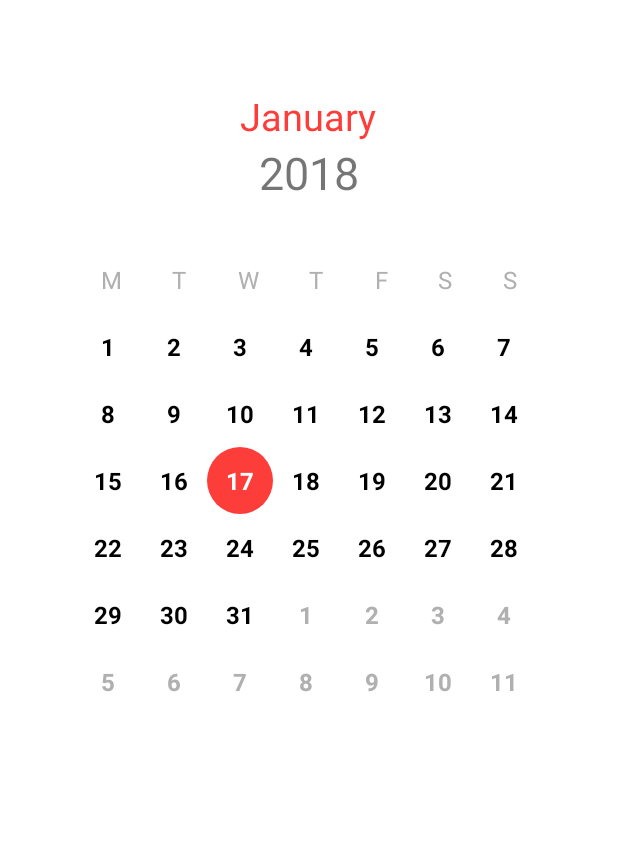
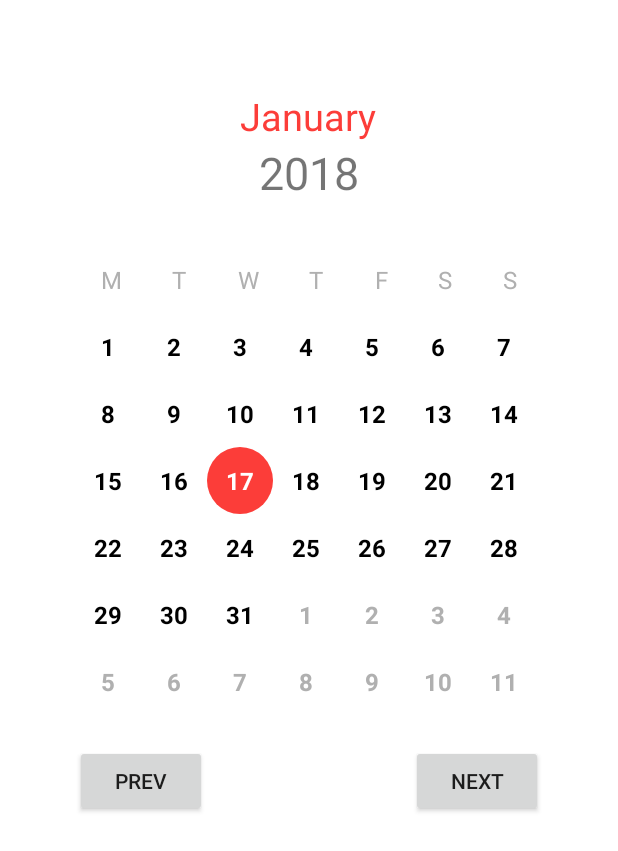
Before and after one commit to frizurd/Calendar-Android-Application, an Android app: the screen it shows after launch (MainActivity), on a phone screen of 412 x 824 dp. Shown: the top 851 px of the screen. Run offline under Robolectric (Android 15) with nearby library versions, the phone set to English and light mode, and no system bars; our stand-ins replace ButterKnife; libraries missing offline, so code that uses them is left out: com.twinkle94.monthyearpicker; 1 statement that could not run was skipped.

Commit message:
added buttons

```diff
--- a/app/src/main/java/com/frizkykramer/customcalendar/lib/customview/CalendarView.java
+++ b/app/src/main/java/com/frizkykramer/customcalendar/lib/customview/CalendarView.java
@@ -1,9 +1,11 @@
 package com.frizkykramer.customcalendar.lib.customview;
 
 import android.content.Context;
+import android.support.v4.view.ViewPager;
 import android.util.AttributeSet;
 import android.view.LayoutInflater;
 import android.view.View;
+import android.widget.Button;
 import android.widget.GridView;
 import android.widget.LinearLayout;
 import android.widget.TextView;
@@ -11,8 +13,6 @@ import android.widget.TextView;
 import com.frizkykramer.customcalendar.R;
 import com.frizkykramer.customcalendar.adapter.CalendarGridAdapter;
 import com.twinkle94.monthyearpicker.picker.YearMonthPickerDialog;
-
-import net.danlew.android.joda.JodaTimeAndroid;
 
 import java.text.SimpleDateFormat;
 import java.util.ArrayList;
@@ -31,6 +31,9 @@ public class CalendarView extends LinearLayout {
     @BindView(R.id.mainAct_month)     TextView currentMonth;
     @BindView(R.id.calendar_grid)     GridView calendarGrid;
 
+    @BindView(R.id.prevBtn)           Button previousButton;
+    @BindView(R.id.nextBtn)           Button nextButton;
+
     private Calendar calendar;
     private CalendarGridAdapter calAdapter;
     private Context context;
@@ -40,7 +43,7 @@ public class CalendarView extends LinearLayout {
         super(context, attrs);
         this.context = context;
 
-        View view = LayoutInflater.from(context).inflate(R.layout.activity_calendar, this);
+        View view = LayoutInflater.from(context).inflate(R.layout.calendar_layout, this);
         ButterKnife.bind(this, view);
 
         calendar =  Calendar.getInstance(Locale.ENGLISH);
@@ -85,4 +88,16 @@ public class CalendarView extends LinearLayout {
         yearMonthPickerDialog.show();
     }
 
+    @OnClick(R.id.nextBtn)
+    public void nextCalendarPage() {
+        calendar.add(Calendar.MONTH, 1);
+        initiateCalendar();
+    }
+
+    @OnClick(R.id.prevBtn)
+    public void prevCalendarPage() {
+        calendar.add(Calendar.MONTH, -1);
+        initiateCalendar();
+    }
+
 }
--- a/app/src/main/res/layout/activity_calendar.xml
+++ b/app/src/main/res/layout/calendar_layout.xml
@@ -61,6 +61,7 @@
         <TextView
             style="@style/FirstLetterCalendarDays"
             android:text="S" />
+
     </LinearLayout>
 
     <GridView
@@ -69,4 +70,25 @@
         android:layout_height="wrap_content"
         android:numColumns="7"/>
 
+    <RelativeLayout
+        android:layout_width="match_parent"
+        android:layout_height="wrap_content"
+        android:layout_marginTop="20dp">
+
+        <Button
+            android:id="@+id/prevBtn"
+            android:layout_width="wrap_content"
+            android:layout_height="wrap_content"
+            android:text="prev"
+            android:layout_alignParentLeft="true"/>
+
+        <Button
+            android:id="@+id/nextBtn"
+            android:layout_width="wrap_content"
+            android:layout_height="wrap_content"
+            android:text="next"
+            android:layout_alignParentRight="true"/>
+
+    </RelativeLayout>
+
 </LinearLayout>
--- a/app/src/main/res/values/strings.xml
+++ b/app/src/main/res/values/strings.xml
@@ -1,4 +1,5 @@
 <resources>
     <string name="app_name">Calendar</string>
     <string name="service_name">Calendar Service</string>
+    <string name="calendar_view">Month Calendar</string>
 </resources>
```
Also changed, not shown: app/src/main/java/com/frizkykramer/customcalendar/adapter/CalendarPageAdapter.java (+35 -34 lines), app/src/main/java/com/frizkykramer/customcalendar/model/CustomPageEnum.java (added, +25 -0 lines).
